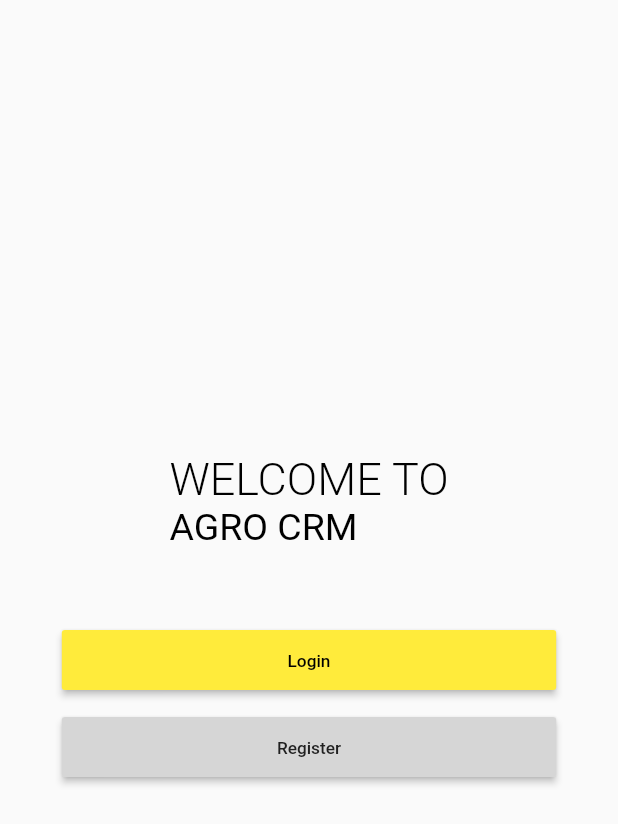
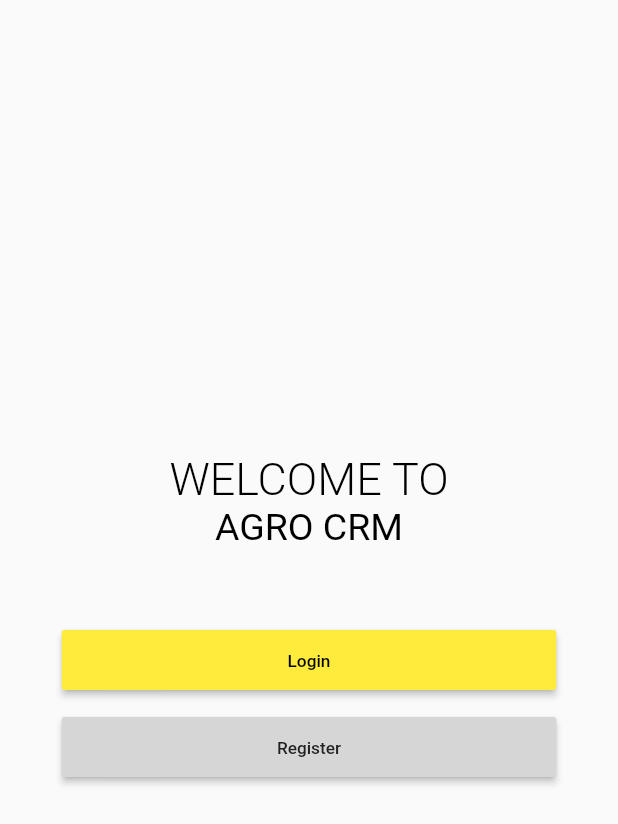
Before and after one commit to CreamyMilk/protoz, a Flutter app: the screen it shows after launch, on a phone screen of 412 x 824 dp. Shown: the top 824 px of the screen. Run offline on Flutter 3.47's test engine with Material 2 defaults, Android fonts, the light colour scheme and no system bars.

Commit message:
👏 Update to home page

```diff
--- a/lib/sdsd.dart
+++ b/lib/sdsd.dart
@@ -18,6 +18,7 @@ class _MyHomePageState extends State<MyHomePage> {
           mainAxisAlignment: MainAxisAlignment.center,
           children: <Widget>[
             RichText(
+                textAlign: TextAlign.center,
                 text: TextSpan(children: [
                   TextSpan(
                       text: "WELCOME TO\n",
```
Lines whose indentation alone changed are shown as unchanged.
